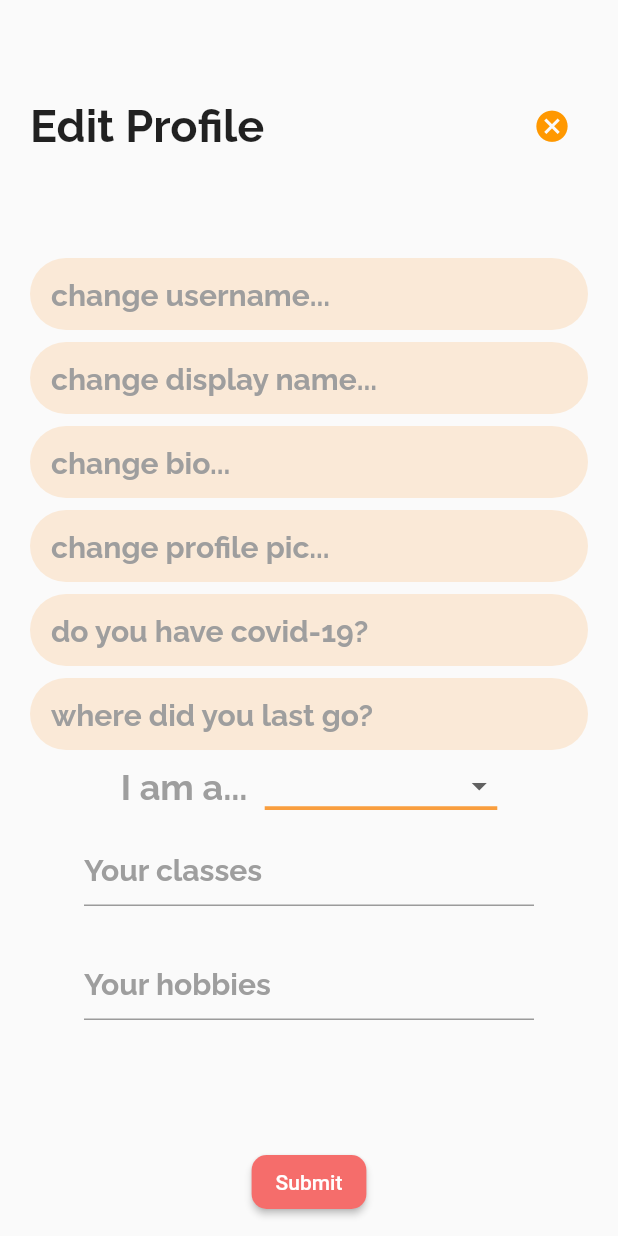
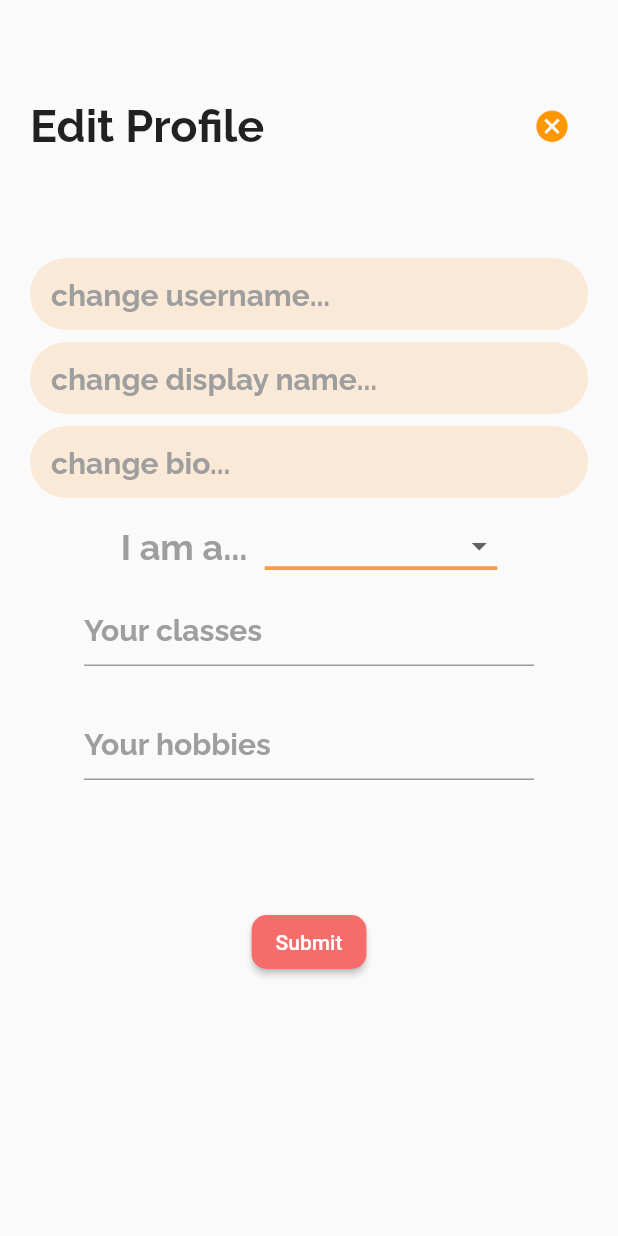
Before and after one commit to ishajain15/UniLyfe, a Flutter app: the ProfilePage screen opened directly, after a tap on "Edit Profile", on a phone screen of 412 x 824 dp. Run offline on Flutter 3.47's test engine with Material 2 defaults, Android fonts, the phone set to English and light mode, and no system bars; our stand-ins replace auto_size_text, cloud_firestore, community_material_icon, firebase_auth, firebase_core, font_awesome_flutter and 4 more; missing offline and left inert: polls, profanity_filter; accounts and stored records are empty; generated files the repository leaves out were written again.

Commit message:
small change to profile page

```diff
--- a/unilyfe_app/lib/page/profile_page.dart
+++ b/unilyfe_app/lib/page/profile_page.dart
@@ -462,7 +462,7 @@ class _ProfilePageState extends State<ProfilePage> {
                 Container(
                   padding: const EdgeInsets.all(4),
                 ),
-                _changeInfo('change profile pic...', _profilePictureController),
+                /*_changeInfo('change profile pic...', _profilePictureController),
                 Container(
                   padding: const EdgeInsets.all(4),
                 ),
@@ -470,7 +470,7 @@ class _ProfilePageState extends State<ProfilePage> {
                 Container(
                   padding: const EdgeInsets.all(4),
                 ),
-                _changeInfo('where did you last go?', _locationController),
+                _changeInfo('where did you last go?', _locationController),*/
                 Row(
                     mainAxisAlignment: MainAxisAlignment.center,
                     children: <Widget>[
@@ -574,7 +574,7 @@ class _ProfilePageState extends State<ProfilePage> {
                               .update({'year': year});
                         }
 
-                        if (_hobbiesController.text != null) {
+                        if (_hobbiesController.text != null || _hobbiesController.text != '') {
                           user.hobbies = (_hobbiesController.text.split(', '));
                           print("hobbies: " + _hobbiesController.text);
                           setState(() {
@@ -589,7 +589,7 @@ class _ProfilePageState extends State<ProfilePage> {
                             'hobbies': _hobbiesController.text.split(', ')
                           });
                         }
-                        if (_classesController.text != null) {
+                        if (_classesController.text != null || _classesController.text != '') {
                           user.classes = (_classesController.text.split(', '));
                           print("classes: " + _classesController.text);
                           setState(() {
```
